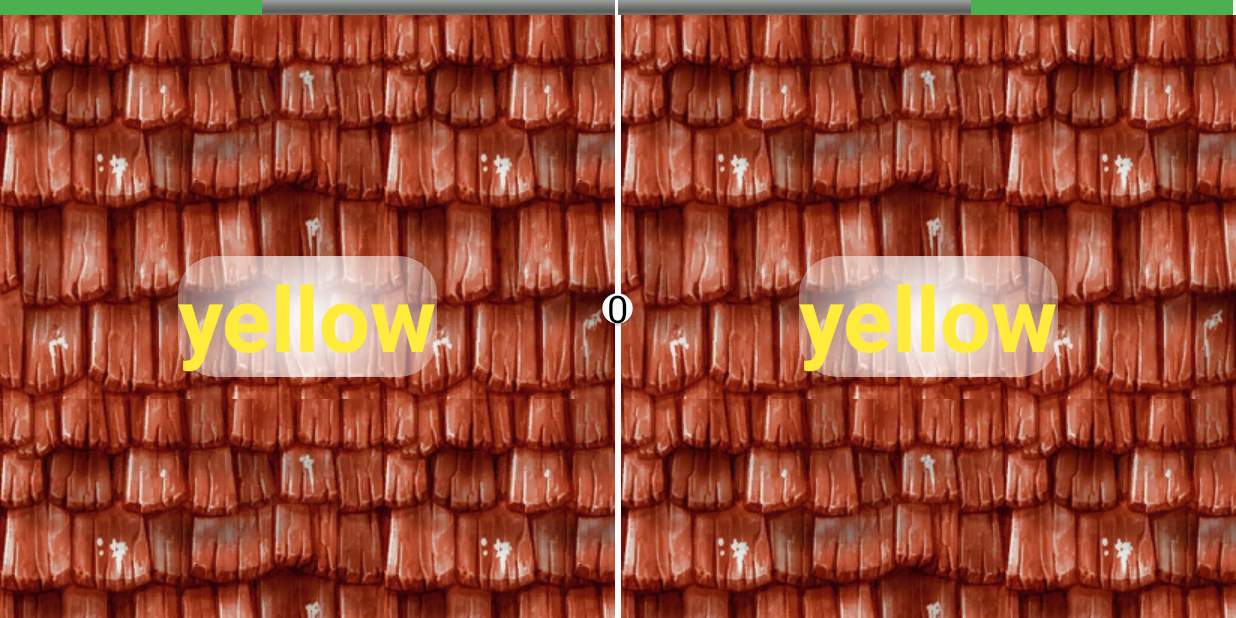
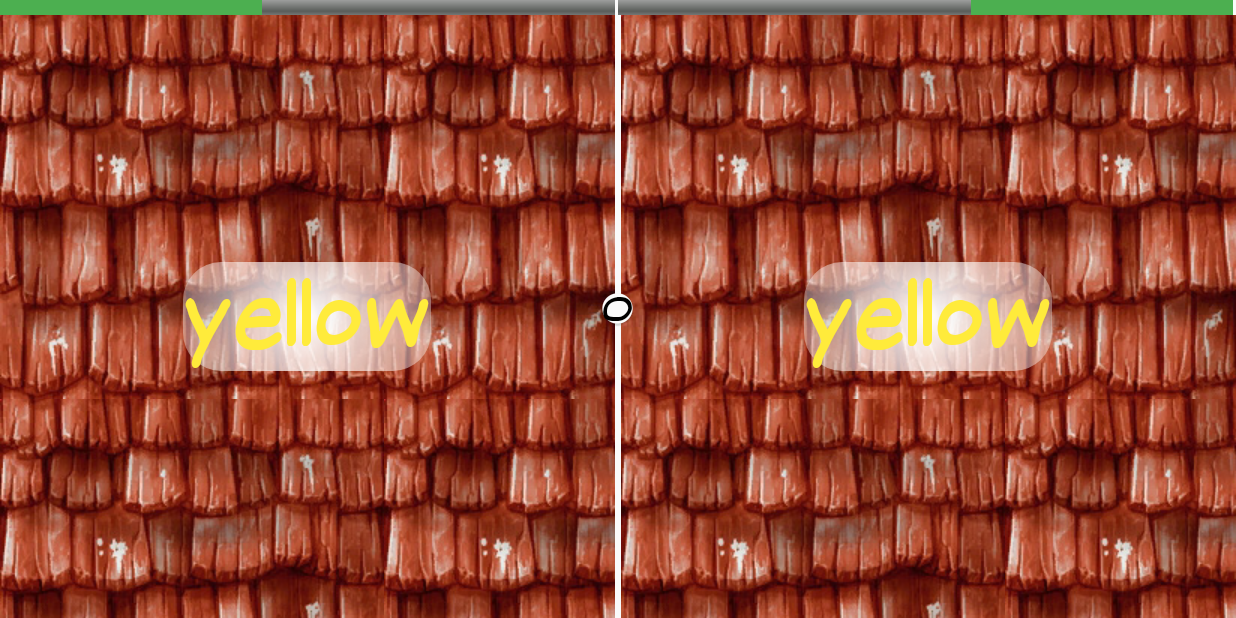
Before and after one commit to oZBo/ColorMaster, an Android app: the LevelSurvival screen opened directly, with no data from a screen before it, on a phone screen of 824 x 412 dp (held sideways). Run offline under Robolectric (Android 15) with nearby library versions, the phone set to English and light mode, and no system bars.

Commit message:
Changed font in all TextViews

```diff
--- a/app/src/main/java/com/colormaster/game/activities/LevelChooser.java
+++ b/app/src/main/java/com/colormaster/game/activities/LevelChooser.java
@@ -5,6 +5,7 @@ import android.content.Intent;
 import android.os.Bundle;
 import android.view.View;
 import android.widget.ImageButton;
+import android.widget.TextView;
 
 import com.colormaster.game.R;
 import com.github.fernandodev.easyratingdialog.library.EasyRatingDialog;
@@ -14,6 +15,7 @@ public class LevelChooser extends Activity implements View.OnClickListener {
     int gameDifficalty = 1; //value from 1 to 2
 
     private ImageButton btnGameDifficalty, btnHelp, btnMarkapp, btnPlay, btnShare, btnLeaderboard;
+    private TextView tvAppName;
 
     private EasyRatingDialog easyRatingDialog;
 
--- /dev/null
+++ b/app/src/main/java/com/colormaster/game/views/CustomFontTextView.java
@@ -0,0 +1,31 @@
+package com.colormaster.game.views;
+
+import android.content.Context;
+import android.graphics.Typeface;
+import android.util.AttributeSet;
+import android.widget.TextView;
+
+public class CustomFontTextView extends TextView {
+
+    public CustomFontTextView(Context context, AttributeSet attrs, int defStyle) {
+        super(context, attrs, defStyle);
+        init();
+    }
+
+    public CustomFontTextView(Context context, AttributeSet attrs) {
+        super(context, attrs);
+        init();
+    }
+
+    public CustomFontTextView(Context context) {
+        super(context);
+        init();
+    }
+
+    private void init() {
+        Typeface tf = Typeface.createFromAsset(getContext().getAssets(),
+                "fonts/font_2.ttf");
+        setTypeface(tf);
+    }
+
+}
--- a/app/src/main/java/com/colormaster/game/views/MirroredTextView.java
+++ b/app/src/main/java/com/colormaster/game/views/MirroredTextView.java
@@ -3,9 +3,8 @@ package com.colormaster.game.views;
 import android.content.Context;
 import android.graphics.Canvas;
 import android.util.AttributeSet;
-import android.widget.TextView;
 
-public class MirroredTextView extends TextView {
+public class MirroredTextView extends CustomFontTextView {
 
     public MirroredTextView(Context context, AttributeSet attrs) {
         super(context, attrs);
--- a/app/src/main/res/layout/gridview_item.xml
+++ b/app/src/main/res/layout/gridview_item.xml
@@ -15,7 +15,7 @@
         app:border_width="2dp"
         app:border_color="#FF000000"/>
 
-    <TextView
+    <com.colormaster.game.views.CustomFontTextView
         android:id="@+id/grid_item_text"
         android:layout_width="match_parent"
         android:layout_height="match_parent"
--- a/app/src/main/res/layout/level_mirror.xml
+++ b/app/src/main/res/layout/level_mirror.xml
@@ -53,7 +53,7 @@
                 android:gravity="center"
                 android:orientation="vertical">
 
-                <TextView
+                <com.colormaster.game.views.CustomFontTextView
                     android:id="@+id/tv_left_side"
                     android:layout_width="wrap_content"
                     android:layout_height="wrap_content"
@@ -96,7 +96,7 @@
         android:src="@drawable/abc_switch_thumb_material"
         android:layout_gravity="center"/>
 
-    <TextView
+    <com.colormaster.game.views.CustomFontTextView
         android:id="@+id/tv_score"
         android:layout_width="150dp"
         android:layout_height="150dp"
--- a/app/src/main/res/layout/level_screen.xml
+++ b/app/src/main/res/layout/level_screen.xml
@@ -53,7 +53,7 @@
                 android:gravity="center"
                 android:orientation="vertical">
 
-                <TextView
+                <com.colormaster.game.views.CustomFontTextView
                     android:id="@+id/tv_left_side"
                     android:layout_width="wrap_content"
                     android:layout_height="wrap_content"
@@ -74,7 +74,7 @@
                 android:gravity="center"
                 android:orientation="vertical">
 
-                <TextView
+                <com.colormaster.game.views.CustomFontTextView
                     android:id="@+id/tv_right_side"
                     android:layout_width="wrap_content"
                     android:layout_height="wrap_content"
@@ -90,7 +90,7 @@
 
     </LinearLayout>
 
-    <TextView
+    <com.colormaster.game.views.CustomFontTextView
         android:id="@+id/tv_score"
         android:layout_width="50dp"
         android:layout_height="50dp"
--- a/app/src/main/res/layout/start_screen.xml
+++ b/app/src/main/res/layout/start_screen.xml
@@ -7,7 +7,8 @@
     android:gravity="center"
     android:orientation="vertical">
 
-    <TextView
+    <com.colormaster.game.views.CustomFontTextView
+        android:id="@+id/app_name"
         android:layout_width="match_parent"
         android:layout_height="0dp"
         android:layout_weight="1"
--- a/app/src/main/res/values/strings.xml
+++ b/app/src/main/res/values/strings.xml
@@ -23,13 +23,15 @@
     <string name="color_grey">grey</string>
     <!--End color names-->
 
+    <!--App strings-->
     <string name="game_over">GAME OVER</string>
     <string name="score">SCORE</string>
     <string name="best">BEST</string>
     <string name="tip">If text color same as color name swipe top, otherwise B- down</string>
+    <!--End app strings-->
 
     <!--Strings for appRaterDialog-->
-    <string name="erd_title">Rate this app</string>
+    <string name="erd_title">Rate this app!</string>
     <string name="erd_message">Hi, take a minute to rate this app and help support to improve more new features. ;)</string>
     <string name="erd_no_thanks">No, thanks</string>
     <string name="erd_remind_me_later">Remind me later</string>
```
Also changed, not shown: app/src/main/res/layout/game_over.xml (+5 -5 lines), app/src/main/res/layout/level_selector.xml (deleted, +0 -33 lines), app/src/main/assets/fonts/font_1.otf (added), app/src/main/assets/fonts/font_2.ttf (added), app/src/main/assets/fonts/font_3.ttf (added).
